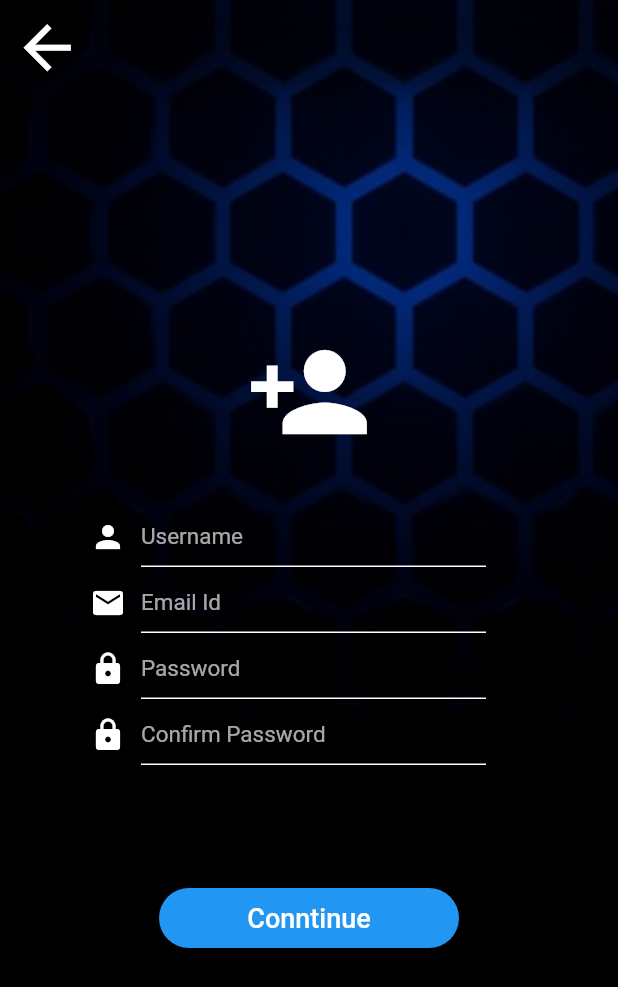
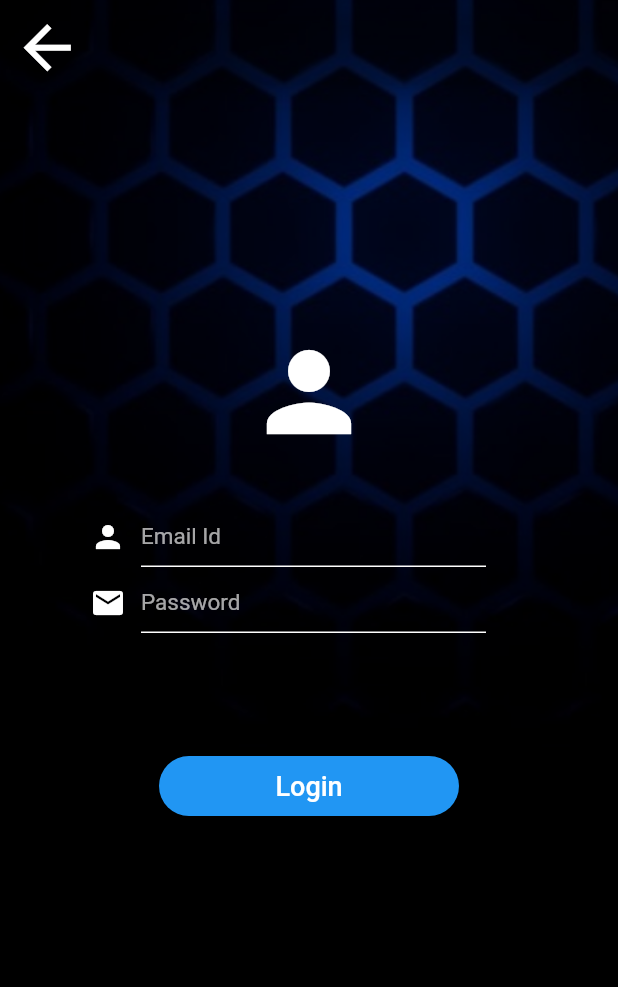
Before and after one commit to AnkushSinghGandhi/synkrama_flutter_challange, a Flutter app: the screen it shows after launch, on a phone screen of 412 x 824 dp. Shown: the top 987 px of the screen. Run offline on Flutter 3.47's test engine with Material 2 defaults, Android fonts, the phone set to English and light mode, and no system bars; our stand-ins replace firebase_auth, firebase_core, video_player; accounts and stored records are empty.

Commit message:
changed screen names

```diff
--- a/lib/main.dart
+++ b/lib/main.dart
@@ -16,10 +16,10 @@ class MyApp extends StatelessWidget {
   Widget build(BuildContext context) {
     return MaterialApp(
       debugShowCheckedModeBanner: false,
-      home: const SignupDemo(),
+      home: const LoginScreen(),
       routes: {
-        loginRoute: (context) => const LoginDemo(),
-        signupRoute: (context) => const SignupDemo(),
+        loginRoute: (context) => const LoginScreen(),
+        signupRoute: (context) => const SignupScreen(),
         homeRoute: (context) => const HomeScreen(),
         landscapeViewRoute: (context) => const LandscapeView(),
       },
--- a/lib/screens/login_screen.dart
+++ b/lib/screens/login_screen.dart
@@ -4,14 +4,14 @@ import 'package:flutter/material.dart';
 
 import '../constants/routes.dart';
 
-class LoginDemo extends StatefulWidget {
-  const LoginDemo({super.key});
+class LoginScreen extends StatefulWidget {
+  const LoginScreen({super.key});
 
   @override
-  State<LoginDemo> createState() => _LoginDemoState();
+  State<LoginScreen> createState() => _LoginScreenState();
 }
 
-class _LoginDemoState extends State<LoginDemo> {
+class _LoginScreenState extends State<LoginScreen> {
   late final TextEditingController _email;
   late final TextEditingController _password;
 
@@ -32,12 +32,11 @@ class _LoginDemoState extends State<LoginDemo> {
   @override
   Widget build(BuildContext context) {
     return Stack(
-      // <-- STACK AS THE SCAFFOLD PARENT
       children: [
         Container(
           decoration: const BoxDecoration(
             image: DecorationImage(
-              image: AssetImage("assets/bg.png"), // <-- BACKGROUND IMAGE
+              image: AssetImage("assets/bg.png"),
               fit: BoxFit.cover,
             ),
           ),
@@ -54,8 +53,7 @@ class _LoginDemoState extends State<LoginDemo> {
                 ),
                 onPressed: () => Navigator.of(context).pop(),
               )),
-          backgroundColor:
-              Colors.transparent, // <-- SCAFFOLD WITH TRANSPARENT BG
+          backgroundColor: Colors.transparent,
           body: SingleChildScrollView(
             child: Column(
               children: <Widget>[
@@ -81,7 +79,6 @@ class _LoginDemoState extends State<LoginDemo> {
                   ),
                 ),
                 Padding(
-                  //padding: const EdgeInsets.only(left:15.0,right: 15.0,top:0,bottom: 0),
                   padding:
                       const EdgeInsets.symmetric(vertical: 2, horizontal: 60),
                   child: Row(
@@ -117,7 +114,7 @@ class _LoginDemoState extends State<LoginDemo> {
                                 color: Color.fromARGB(166, 255, 255, 255),
                               ),
                               contentPadding: EdgeInsets.only(
-                                bottom: 0, // HERE THE IMPORTANT PART
+                                bottom: 0,
                               )),
                           style: const TextStyle(
                               fontSize: 12.0, height: 1, color: Colors.white),
@@ -127,7 +124,6 @@ class _LoginDemoState extends State<LoginDemo> {
                   ),
                 ),
                 Padding(
-                  //padding: const EdgeInsets.only(left:15.0,right: 15.0,top:0,bottom: 0),
                   padding:
                       const EdgeInsets.symmetric(vertical: 2, horizontal: 60),
                   child: Row(
@@ -163,7 +159,7 @@ class _LoginDemoState extends State<LoginDemo> {
                                 color: Color.fromARGB(166, 255, 255, 255),
                               ),
                               contentPadding: EdgeInsets.only(
-                                bottom: 0, // HERE THE IMPORTANT PART
+                                bottom: 0,
                               )),
                           style: const TextStyle(
                               fontSize: 12.0, height: 1, color: Colors.white),
--- a/lib/screens/signup_screen.dart
+++ b/lib/screens/signup_screen.dart
@@ -3,14 +3,14 @@ import 'package:firebase_auth/firebase_auth.dart';
 import 'package:synkrama/constants/routes.dart';
 import 'package:firebase_core/firebase_core.dart';
 
-class SignupDemo extends StatefulWidget {
-  const SignupDemo({super.key});
+class SignupScreen extends StatefulWidget {
+  const SignupScreen({super.key});
 
   @override
-  State<SignupDemo> createState() => _SignupDemoState();
+  State<SignupScreen> createState() => _SignupScreenState();
 }
 
-class _SignupDemoState extends State<SignupDemo> {
+class _SignupScreenState extends State<SignupScreen> {
   late final TextEditingController _email;
   late final TextEditingController _password;
 
@@ -31,12 +31,11 @@ class _SignupDemoState extends State<SignupDemo> {
   @override
   Widget build(BuildContext context) {
     return Stack(
-      // <-- STACK AS THE SCAFFOLD PARENT
       children: [
         Container(
           decoration: const BoxDecoration(
             image: DecorationImage(
-              image: AssetImage("assets/bg.png"), // <-- BACKGROUND IMAGE
+              image: AssetImage("assets/bg.png"),
               fit: BoxFit.cover,
             ),
           ),
@@ -53,8 +52,7 @@ class _SignupDemoState extends State<SignupDemo> {
                 ),
                 onPressed: () => Navigator.of(context).pop(),
               )),
-          backgroundColor:
-              Colors.transparent, // <-- SCAFFOLD WITH TRANSPARENT BG
+          backgroundColor: Colors.transparent,
           body: SingleChildScrollView(
             child: Column(
               children: <Widget>[
@@ -68,9 +66,6 @@ class _SignupDemoState extends State<SignupDemo> {
                     child: Container(
                       width: 200,
                       height: 150,
-                      /*decoration: BoxDecoration(
-                        color: Colors.red,
-                        borderRadius: BorderRadius.circular(50.0)),*/
                       child: const Icon(
                         Icons.person_add,
                         color: Colors.white,
@@ -80,7 +75,6 @@ class _SignupDemoState extends State<SignupDemo> {
                   ),
                 ),
                 Padding(
-                  //padding: const EdgeInsets.only(left:15.0,right: 15.0,top:0,bottom: 0),
                   padding:
                       const EdgeInsets.symmetric(vertical: 2, horizontal: 60),
                   child: Row(
@@ -112,7 +106,7 @@ class _SignupDemoState extends State<SignupDemo> {
                                 color: Color.fromARGB(166, 255, 255, 255),
                               ),
                               contentPadding: EdgeInsets.only(
-                                bottom: 0, // HERE THE IMPORTANT PART
+                                bottom: 0,
                               )),
                           style: TextStyle(
                               fontSize: 12.0, height: 1, color: Colors.white),
@@ -122,7 +116,6 @@ class _SignupDemoState extends State<SignupDemo> {
                   ),
                 ),
                 Padding(
-                  //padding: const EdgeInsets.only(left:15.0,right: 15.0,top:0,bottom: 0),
                   padding:
                       const EdgeInsets.symmetric(vertical: 2, horizontal: 60),
                   child: Row(
@@ -158,7 +151,7 @@ class _SignupDemoState extends State<SignupDemo> {
                                 color: Color.fromARGB(166, 255, 255, 255),
                               ),
                               contentPadding: EdgeInsets.only(
-                                bottom: 0, // HERE THE IMPORTANT PART
+                                bottom: 0,
                               )),
                           style: const TextStyle(
                               fontSize: 12.0, height: 1, color: Colors.white),
@@ -168,7 +161,6 @@ class _SignupDemoState extends State<SignupDemo> {
                   ),
                 ),
                 Padding(
-                  //padding: const EdgeInsets.only(left:15.0,right: 15.0,top:0,bottom: 0),
                   padding:
                       const EdgeInsets.symmetric(vertical: 2, horizontal: 60),
                   child: Row(
@@ -204,7 +196,7 @@ class _SignupDemoState extends State<SignupDemo> {
                                 color: Color.fromARGB(166, 255, 255, 255),
                               ),
                               contentPadding: EdgeInsets.only(
-                                bottom: 0, // HERE THE IMPORTANT PART
+                                bottom: 0,
                               )),
                           style: const TextStyle(
                               fontSize: 12.0, height: 1, color: Colors.white),
@@ -214,7 +206,6 @@ class _SignupDemoState extends State<SignupDemo> {
                   ),
                 ),
                 Padding(
-                  //padding: const EdgeInsets.only(left:15.0,right: 15.0,top:0,bottom: 0),
                   padding:
                       const EdgeInsets.symmetric(vertical: 2, horizontal: 60),
                   child: Row(
@@ -249,7 +240,7 @@ class _SignupDemoState extends State<SignupDemo> {
                                 color: Color.fromARGB(166, 255, 255, 255),
                               ),
                               contentPadding: EdgeInsets.only(
-                                bottom: 0, // HERE THE IMPORTANT PART
+                                bottom: 0,
                               )),
                           style: TextStyle(
                               fontSize: 12.0, height: 1, color: Colors.white),
```
